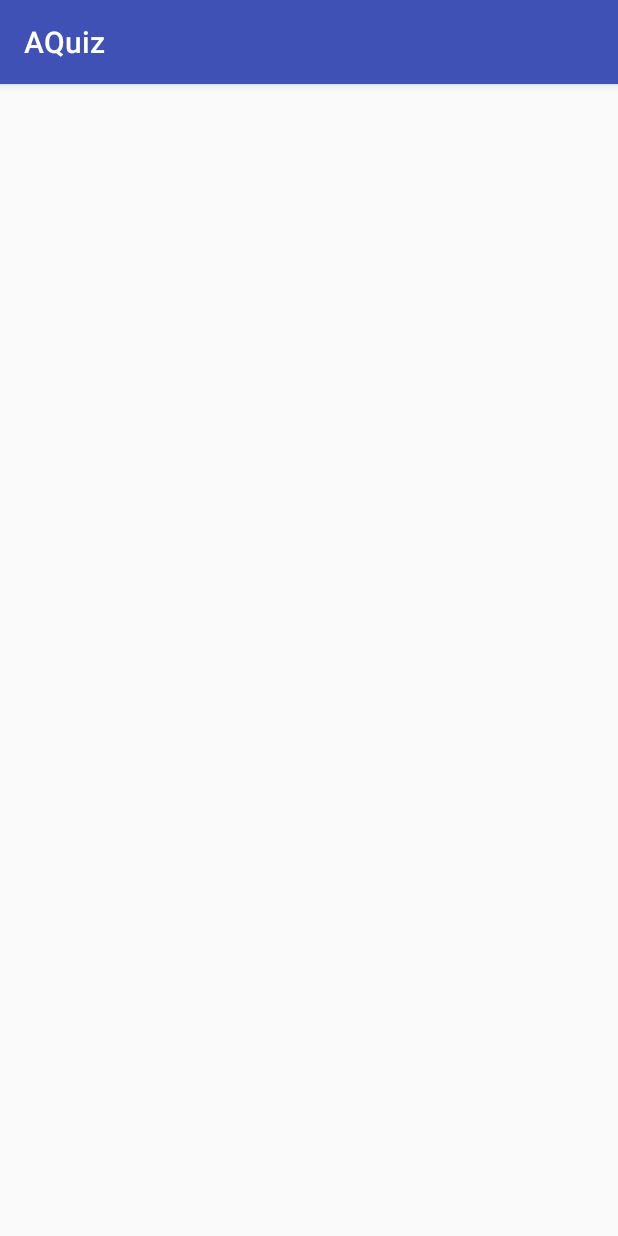
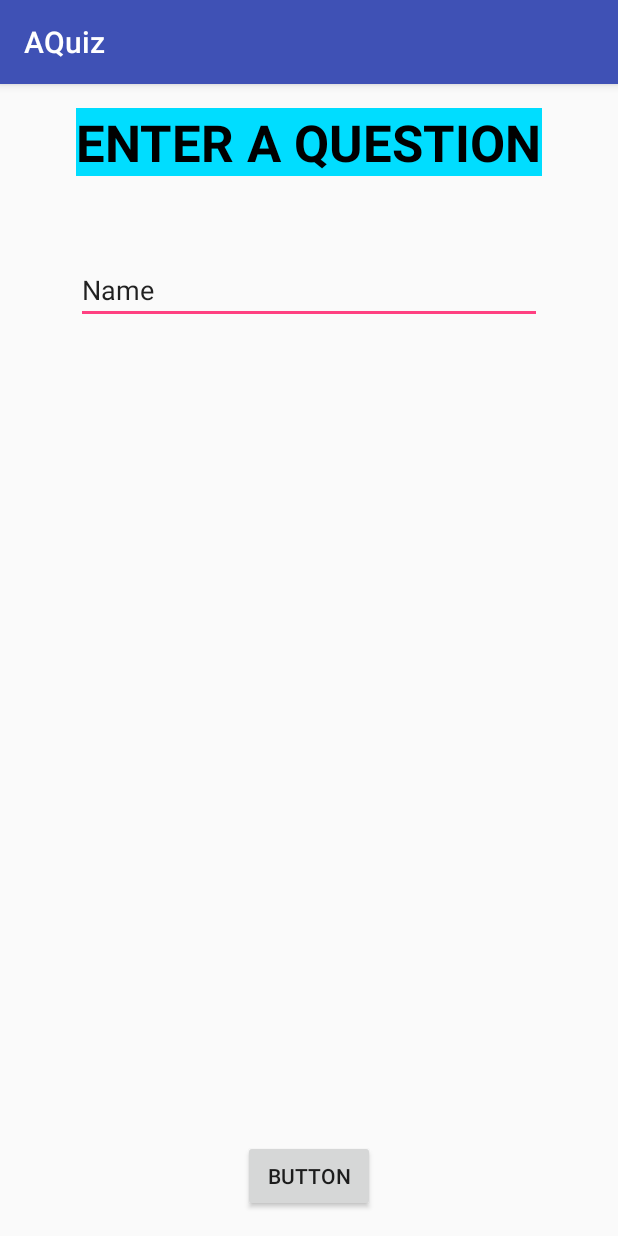
Before and after one commit to nico972/AQuiz, an Android app: the CreateQuestion screen opened directly, with no data from a screen before it, on a phone screen of 412 x 824 dp. Run offline under Robolectric (Android 15) with nearby library versions, the phone set to English and light mode, and no system bars.

Commit message:
adding the page enter a question

```diff
--- a/app/src/main/res/layout/activity_create_question.xml
+++ b/app/src/main/res/layout/activity_create_question.xml
@@ -8,6 +8,43 @@
     android:paddingLeft="@dimen/activity_horizontal_margin"
     android:paddingRight="@dimen/activity_horizontal_margin"
     android:paddingTop="@dimen/activity_vertical_margin"
-    tools:context="com.nicolaschoux.admin.aquiz.CreateQuestion">
+    tools:context="com.nicolaschoux.admin.aquiz.CreateQuestion"
+    tools:background="@mipmap/background">
+
+    <TextView
+        android:text="Enter a question"
+        android:layout_width="wrap_content"
+        android:layout_height="wrap_content"
+        android:id="@+id/enter_view"
+        android:textAppearance="@style/TextAppearance.AppCompat.Display1"
+        android:textStyle="normal|bold"
+        android:textAllCaps="true"
+        android:textColor="@android:color/black"
+        tools:textColorHighlight="@android:color/darker_gray"
+        android:background="@android:color/holo_blue_bright"
+        android:layout_alignParentTop="true"
+        android:layout_centerHorizontal="true" />
+
+    <Button
+        android:text="Button"
+        android:layout_width="wrap_content"
+        android:layout_height="wrap_content"
+        android:id="@+id/button"
+        android:layout_alignParentBottom="true"
+        android:layout_centerHorizontal="true" />
+
+    <EditText
+        android:layout_width="wrap_content"
+        android:layout_height="wrap_content"
+        android:inputType="textPersonName"
+        android:text="Name"
+        android:ems="10"
+        android:layout_marginTop="53dp"
+        android:id="@+id/editText2"
+        android:layout_below="@+id/enter_view"
+        android:layout_alignLeft="@+id/enter_view"
+        android:layout_alignStart="@+id/enter_view"
+        android:layout_alignRight="@+id/enter_view"
+        android:layout_alignEnd="@+id/enter_view" />
 
 </RelativeLayout>
```
